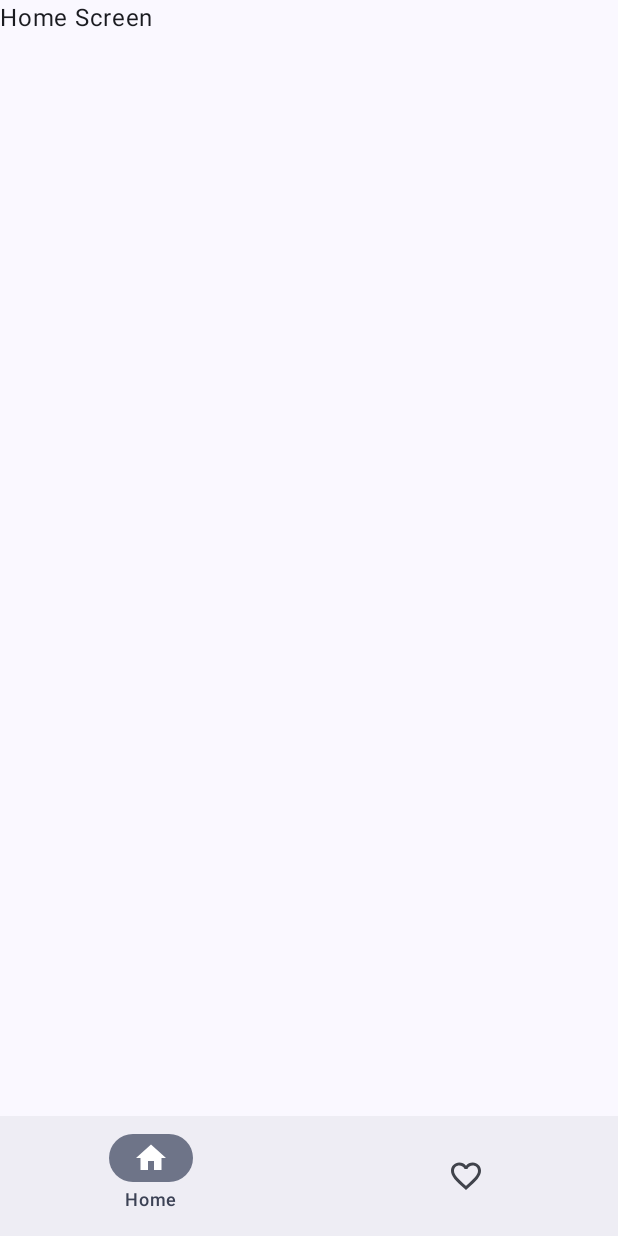
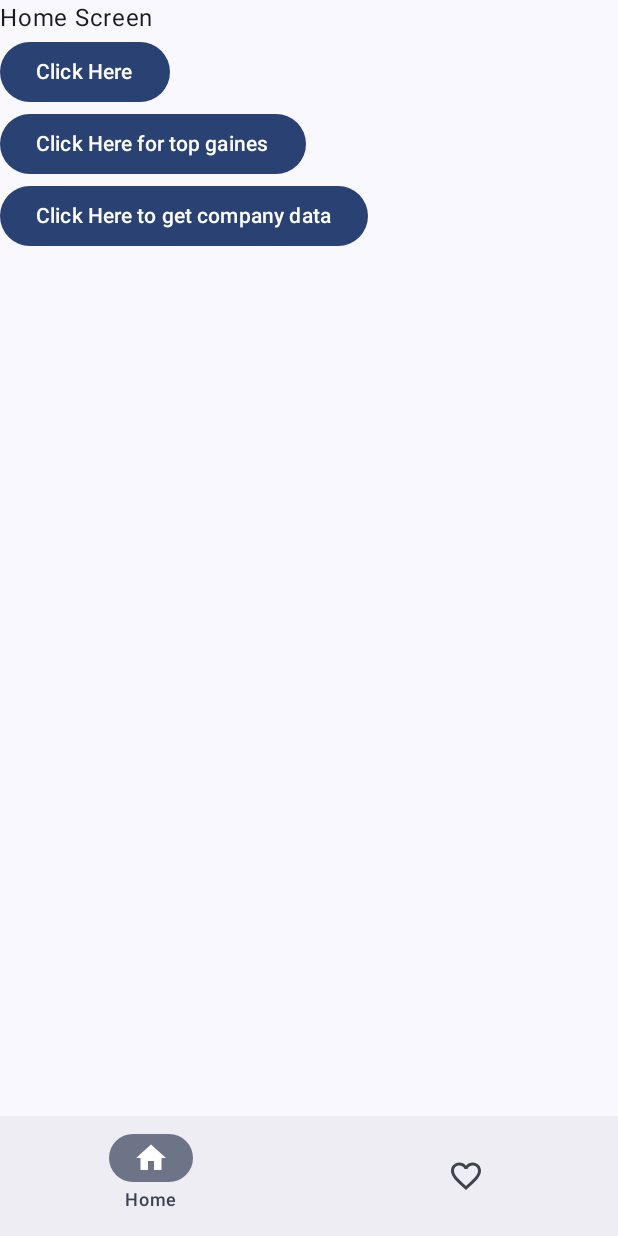
Before and after one commit to dusky04/stocks-kotlin, an Android app built with Jetpack Compose: the screen it shows after launch (MainActivity), on a phone screen of 412 x 824 dp. Run offline under Robolectric (Android 15) with nearby library versions, the phone set to English and light mode, and no system bars.

Commit message:
Created a Retrofit Instance to fetch data form AlphaVantage

```diff
--- a/app/src/main/AndroidManifest.xml
+++ b/app/src/main/AndroidManifest.xml
@@ -1,7 +1,7 @@
 <?xml version="1.0" encoding="utf-8"?>
-<manifest xmlns:android="http://schemas.android.com/apk/res/android"
-    xmlns:tools="http://schemas.android.com/tools">
+<manifest xmlns:android="http://schemas.android.com/apk/res/android">
 
+    <uses-permission android:name="android.permission.INTERNET" />
     <application
         android:allowBackup="true"
         android:dataExtractionRules="@xml/data_extraction_rules"
--- a/app/src/main/java/com/example/stocks/MainActivity.kt
+++ b/app/src/main/java/com/example/stocks/MainActivity.kt
@@ -11,10 +11,13 @@ import androidx.compose.material.icons.filled.Favorite
 import androidx.compose.material.icons.filled.Home
 import androidx.compose.material.icons.outlined.FavoriteBorder
 import androidx.compose.material.icons.outlined.Home
+import androidx.compose.material3.MaterialTheme
 import androidx.compose.material3.Scaffold
+import androidx.compose.material3.Surface
 import androidx.compose.runtime.Composable
 import androidx.compose.ui.Modifier
 import androidx.compose.ui.graphics.vector.ImageVector
+import androidx.lifecycle.ViewModelProvider
 import androidx.navigation.compose.NavHost
 import androidx.navigation.compose.composable
 import androidx.navigation.compose.rememberNavController
@@ -28,8 +31,9 @@ class MainActivity : ComponentActivity() {
         super.onCreate(savedInstanceState)
         enableEdgeToEdge()
         setContent {
+            val stocksViewModel = ViewModelProvider(this)[StocksViewModel::class.java]
 
-            StocksApp()
+            StocksApp(stocksViewModel)
         }
     }
 }
@@ -51,12 +55,12 @@ enum class Routes(
 }
 
 @Composable
-fun StocksApp() {
+fun StocksApp(stocksViewModel: StocksViewModel) {
     val navController = rememberNavController()
     val startDestination = Routes.HOME
     StocksTheme {
+        Surface(modifier = Modifier.fillMaxSize(), color = MaterialTheme.colorScheme.background) {
             Scaffold(
-            modifier = Modifier.fillMaxSize(),
                 bottomBar = { BottomNavBar(navController) }) { innerPadding ->
                 NavHost(
                     navController = navController,
@@ -66,7 +70,7 @@ fun StocksApp() {
                     Routes.entries.forEach { route ->
                         composable(route.route) {
                             when (route) {
-                            Routes.HOME -> HomeScreen()
+                                Routes.HOME -> HomeScreen(stocksViewModel)
                                 Routes.WATCH -> WatchListScreen()
                             }
                         }
@@ -75,3 +79,4 @@ fun StocksApp() {
             }
         }
     }
+}
--- /dev/null
+++ b/app/src/main/java/com/example/stocks/api/FetcherInstance.kt
@@ -0,0 +1,19 @@
+package com.example.stocks.api
+
+import retrofit2.Retrofit
+import retrofit2.converter.gson.GsonConverterFactory
+
+
+// creates a singleton instance through the application
+object FetcherInstance {
+    private const val BASE_URL = "https://www.alphavantage.co"
+
+    private fun createInstance(): Retrofit {
+        return Retrofit.Builder()
+            .baseUrl(BASE_URL)
+            .addConverterFactory(GsonConverterFactory.create())
+            .build()
+    }
+
+    val stocksAPI: StocksAPI = createInstance().create(StocksAPI::class.java)
+}
--- /dev/null
+++ b/app/src/main/java/com/example/stocks/api/StocksAPI.kt
@@ -0,0 +1,30 @@
+package com.example.stocks.api
+
+import com.example.stocks.data.CompanyOverviewData
+import com.example.stocks.data.TickerSearchData
+import com.example.stocks.data.TopGainersAndLosersData
+import retrofit2.Response
+import retrofit2.http.GET
+import retrofit2.http.Query
+
+interface StocksAPI {
+    @GET("/query")
+    suspend fun getSearchTickerResults(
+        @Query("function") functionName: String,
+        @Query("keywords") searchValue: String,
+        @Query("apikey") apiKey: String
+    ): Response<TickerSearchData>
+
+    @GET("/query")
+    suspend fun getTopGainersAndLosers(
+        @Query("function") functionName: String,
+        @Query("apikey") apiKey: String
+    ): Response<TopGainersAndLosersData>
+
+    @GET("/query")
+    suspend fun getCompanyOverview(
+        @Query("function") functionName: String,
+        @Query("symbol") companyName: String,
+        @Query("apikey") apiKey: String
+    ): Response<CompanyOverviewData>
+}
--- a/app/src/main/java/com/example/stocks/screens/HomeScreen.kt
+++ b/app/src/main/java/com/example/stocks/screens/HomeScreen.kt
@@ -1,10 +1,24 @@
 package com.example.stocks.screens
 
+import androidx.compose.foundation.layout.Column
+import androidx.compose.material3.Button
 import androidx.compose.material3.Text
 import androidx.compose.runtime.Composable
 import androidx.compose.ui.Modifier
+import com.example.stocks.StocksViewModel
 
 @Composable
-fun HomeScreen(modifier: Modifier = Modifier) {
-    Text("Home Screen", modifier = modifier)
+fun HomeScreen(viewModel: StocksViewModel, modifier: Modifier = Modifier) {
+    Column {
+        Text("Home Screen", modifier = modifier)
+        Button(
+            onClick = { viewModel.searchTicker("AAPL") }
+        ) { Text("Click Here") }
+        Button(
+            onClick = { viewModel.getTopData() }
+        ) { Text("Click Here for top gaines") }
+        Button(
+            onClick = { viewModel.getCompanyOverviewData("AAPL") }
+        ) { Text("Click Here to get company data") }
+    }
 }
--- a/gradle/libs.versions.toml
+++ b/gradle/libs.versions.toml
@@ -1,5 +1,6 @@
 [versions]
 agp = "8.11.0"
+converterGson = "3.0.0"
 kotlin = "2.0.21"
 coreKtx = "1.16.0"
 junit = "4.13.2"
@@ -9,10 +10,12 @@ lifecycleRuntimeKtx = "2.9.1"
 activityCompose = "1.10.1"
 composeBom = "2024.09.00"
 navigationCompose = "2.9.0"
+retrofit = "3.0.0"
 
 [libraries]
 androidx-core-ktx = { group = "androidx.core", name = "core-ktx", version.ref = "coreKtx" }
 androidx-navigation-compose = { module = "androidx.navigation:navigation-compose", version.ref = "navigationCompose" }
+converter-gson = { module = "com.squareup.retrofit2:converter-gson", version.ref = "converterGson" }
 junit = { group = "junit", name = "junit", version.ref = "junit" }
 androidx-junit = { group = "androidx.test.ext", name = "junit", version.ref = "junitVersion" }
 androidx-espresso-core = { group = "androidx.test.espresso", name = "espresso-core", version.ref = "espressoCore" }
@@ -26,6 +29,7 @@ androidx-ui-tooling-preview = { group = "androidx.compose.ui", name = "ui-toolin
 androidx-ui-test-manifest = { group = "androidx.compose.ui", name = "ui-test-manifest" }
 androidx-ui-test-junit4 = { group = "androidx.compose.ui", name = "ui-test-junit4" }
 androidx-material3 = { group = "androidx.compose.material3", name = "material3" }
+retrofit = { module = "com.squareup.retrofit2:retrofit", version.ref = "retrofit" }
 
 [plugins]
 android-application = { id = "com.android.application", version.ref = "agp" }
```
Also changed, not shown: app/build.gradle.kts (+26 -0 lines), app/src/main/java/com/example/stocks/StocksViewModel.kt (added, +52 -0 lines), app/src/main/java/com/example/stocks/data/CompanyOverviewData.kt (added, +161 -0 lines), app/src/main/java/com/example/stocks/data/TickerSearchData.kt (added, +39 -0 lines), app/src/main/java/com/example/stocks/data/TopGainersAndLosersData.kt (added, +61 -0 lines). Lines whose indentation alone changed are shown as unchanged.
